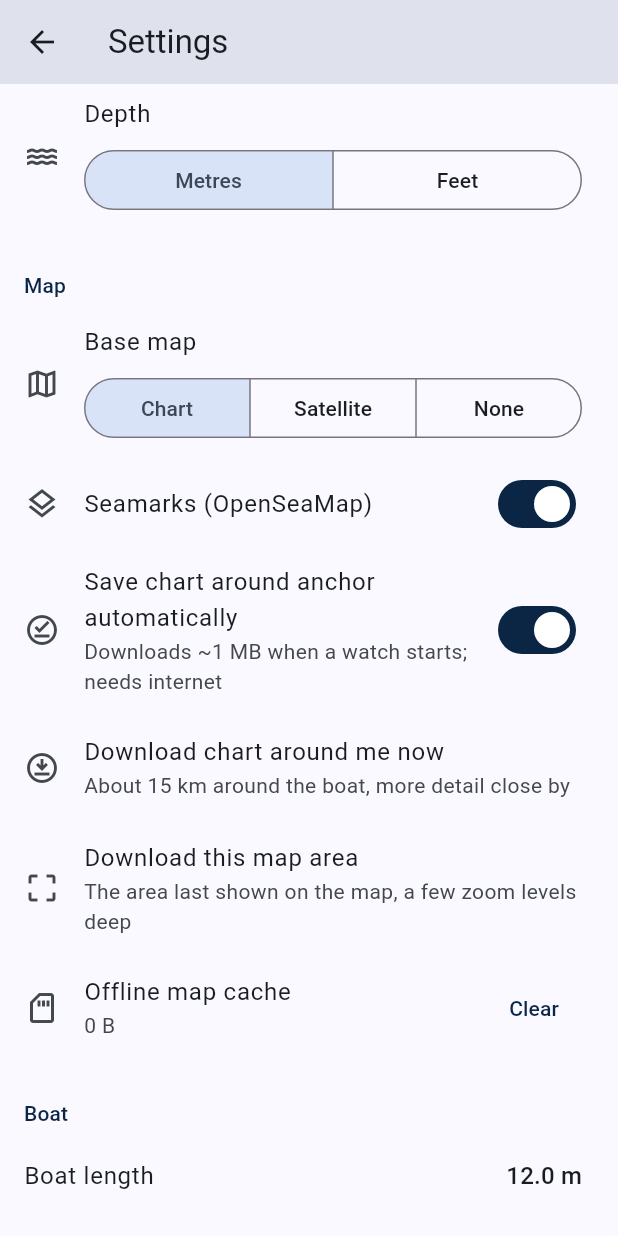
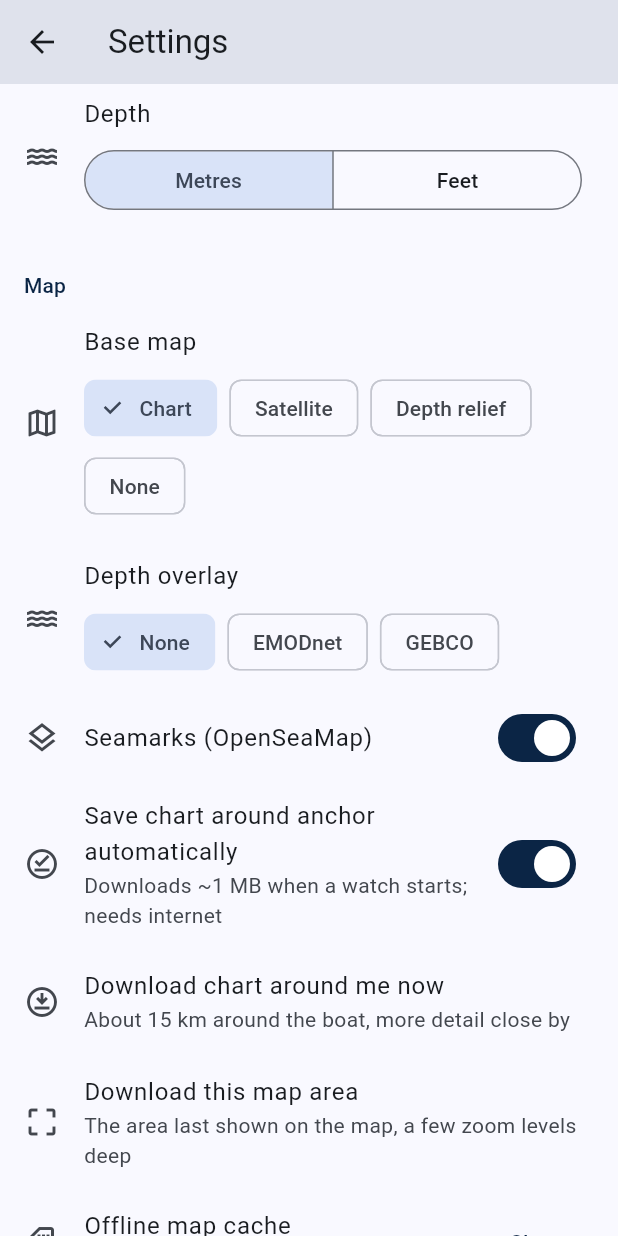
Before and after one commit to bergl/anchor-alarm, a Flutter app: the SettingsScreen screen opened directly, scrolled down 576 dp, on a phone screen of 412 x 824 dp. Run offline on Flutter 3.47's test engine with Material 3 defaults, Android fonts, the phone set to English and light mode, and no system bars; our stand-ins replace audioplayers, battery_plus, clock, flutter_local_notifications, flutter_map, flutter_riverpod and 10 more; missing offline and left inert: dart:js_interop; statements that could not run were skipped; project files that could hold a hidden picture were left out.

Commit message:
WIP: bathymetry layers and depth lookup (in progress)
Co-Authored-By: Claude Opus 5.5 <noreply@anthropic.com>
Claude-Session: https://claude.ai/code/session_01VXzt8J2QBieomAXziZxrJa

```diff
--- a/lib/ui/screens/settings_screen.dart
+++ b/lib/ui/screens/settings_screen.dart
@@ -8,6 +8,7 @@ import '../../app/providers.dart';
 import '../../domain/models.dart';
 import '../../services/map/tile_layer_spec.dart';
 import '../ui_providers.dart';
+import '../widgets/map_layer_options.dart';
 import '../widgets/number_input.dart';
 import '../widgets/offline_area_settings.dart';
 import '../widgets/offline_download.dart';
@@ -75,23 +76,7 @@ class SettingsScreen extends ConsumerWidget {
             onChanged: (v) => update((x) => x.copyWith(depthUnit: v)),
           ),
           const _Header('Map'),
-          _SegmentTile<BaseMap>(
-            icon: Icons.map_outlined,
-            title: 'Base map',
-            value: s.baseMap,
-            options: const {
-              BaseMap.osm: 'Chart',
-              BaseMap.satellite: 'Satellite',
-              BaseMap.none: 'None',
-            },
-            onChanged: (v) => update((x) => x.copyWith(baseMap: v)),
-          ),
-          SwitchListTile(
-            secondary: const Icon(Icons.layers_outlined),
-            title: const Text('Seamarks (OpenSeaMap)'),
-            value: s.seamarks,
-            onChanged: (v) => update((x) => x.copyWith(seamarks: v)),
-          ),
+          const MapLayerOptions(),
           if (offlineDownloadSupported) ...[
             const OfflineAreaSettingsTiles(),
             ListTile(
@@ -145,7 +130,7 @@ class SettingsScreen extends ConsumerWidget {
                   'An aid to good seamanship — never a substitute for a proper '
                   'anchor watch.\n',
                 ),
-                for (final spec in TileLayerSpec.all) Text(spec.attribution),
+                for (final a in {for (final spec in TileLayerSpec.all) spec.attribution}) Text(a),
               ],
             ),
           ),
--- /dev/null
+++ b/lib/ui/widgets/map_layer_options.dart
@@ -0,0 +1,119 @@
+import 'package:flutter/material.dart';
+import 'package:flutter_riverpod/flutter_riverpod.dart';
+
+import '../../app/app_settings.dart';
+import '../../app/providers.dart';
+
+const baseMapLabels = {
+  BaseMap.osm: 'Chart',
+  BaseMap.satellite: 'Satellite',
+  BaseMap.bathymetry: 'Depth relief',
+  BaseMap.none: 'None',
+};
+
+const depthLayerLabels = {
+  DepthLayer.none: 'None',
+  DepthLayer.emodnet: 'EMODnet',
+  DepthLayer.gebco: 'GEBCO',
+};
+
+/// Base map, depth overlay and seamarks choices, written to [settingsProvider].
+/// Used by the map's Layers sheet and in Settings → Map.
+class MapLayerOptions extends ConsumerWidget {
+  const MapLayerOptions({super.key});
+
+  @override
+  Widget build(BuildContext context, WidgetRef ref) {
+    final s = ref.watch(settingsProvider);
+    void update(AppSettings Function(AppSettings) f) =>
+        ref.read(settingsProvider.notifier).update(f);
+    final theme = Theme.of(context);
+
+    Widget section(IconData icon, String title, String? note, Widget child) => ListTile(
+          leading: Icon(icon),
+          title: Text(title),
+          subtitle: Column(
+            crossAxisAlignment: CrossAxisAlignment.start,
+            children: [
+              if (note != null) Text(note, style: theme.textTheme.bodySmall),
+              const SizedBox(height: 8),
+              child,
+            ],
+          ),
+        );
+
+    Widget chips<T>(Map<T, String> labels, T value, ValueChanged<T> onSelected) => Wrap(
+          spacing: 8,
+          runSpacing: 4,
+          children: [
+            for (final e in labels.entries)
+              ChoiceChip(
+                label: Text(e.value),
+                selected: e.key == value,
+                onSelected: (_) => onSelected(e.key),
+              ),
+          ],
+        );
+
+    return Column(
+      mainAxisSize: MainAxisSize.min,
+      children: [
+        section(
+          Icons.map_outlined,
+          'Base map',
+          s.baseMap == BaseMap.bathymetry
+              ? 'Sea-floor and land relief (EMODnet), best in European waters'
+              : null,
+          chips(baseMapLabels, s.baseMap, (v) => update((x) => x.copyWith(baseMap: v))),
+        ),
+        section(
+          Icons.water,
+          'Depth overlay',
+          switch (s.depthLayer) {
+            DepthLayer.none => null,
+            DepthLayer.emodnet => 'Coloured depth, European seas (~115 m grid)',
+            DepthLayer.gebco => 'Coloured depth, worldwide (~460 m grid)',
+          },
+          chips(depthLayerLabels, s.depthLayer,
+              (v) => update((x) => x.copyWith(depthLayer: v))),
+        ),
+        SwitchListTile(
+          secondary: const Icon(Icons.layers_outlined),
+          title: const Text('Seamarks (OpenSeaMap)'),
+          value: s.seamarks,
+          onChanged: (v) => update((x) => x.copyWith(seamarks: v)),
+        ),
+      ],
+    );
+  }
+}
+
+/// The map's "Layers" bottom sheet.
+Future<void> showLayerPicker(BuildContext context) => showModalBottomSheet<void>(
+      context: context,
+      showDragHandle: true,
+      isScrollControlled: true,
+      builder: (context) => SafeArea(
+        child: SingleChildScrollView(
+          padding: const EdgeInsets.only(bottom: 8),
+          child: Column(
+            mainAxisSize: MainAxisSize.min,
+            crossAxisAlignment: CrossAxisAlignment.start,
+            children: [
+              Padding(
+                padding: const EdgeInsets.fromLTRB(16, 0, 16, 4),
+                child: Text('Map layers', style: Theme.of(context).textTheme.titleLarge),
+              ),
+              const MapLayerOptions(),
+              Padding(
+                padding: const EdgeInsets.fromLTRB(16, 4, 16, 0),
+                child: Text(
+                  'Charted depths are approximate. Always check your sounder.',
+                  style: Theme.of(context).textTheme.bodySmall,
+                ),
+              ),
+            ],
+          ),
+        ),
+      ),
+    );
```
Also changed, not shown: lib/ui/screens/map_screen.dart (+14 -5 lines), 3 other files.
